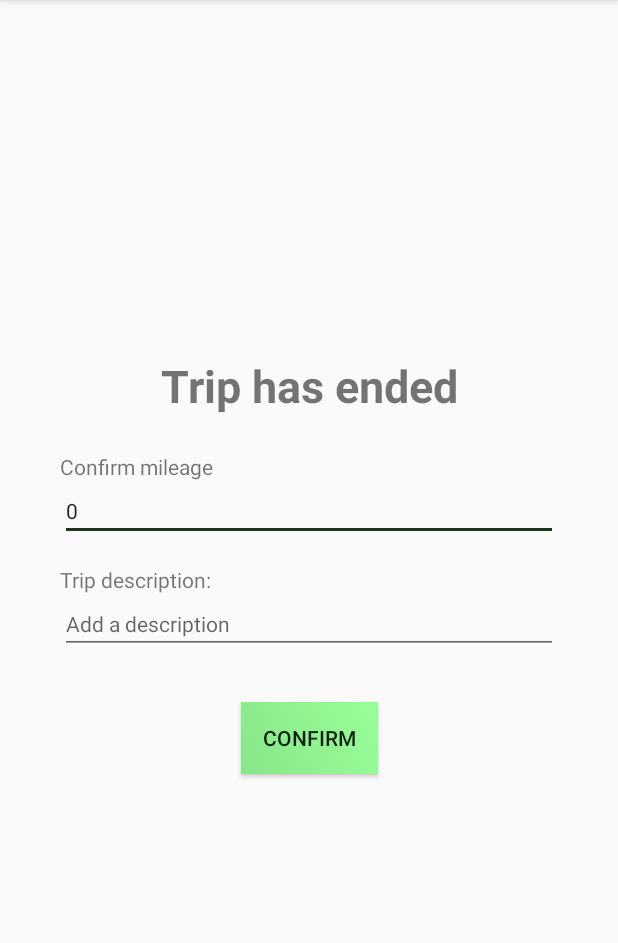
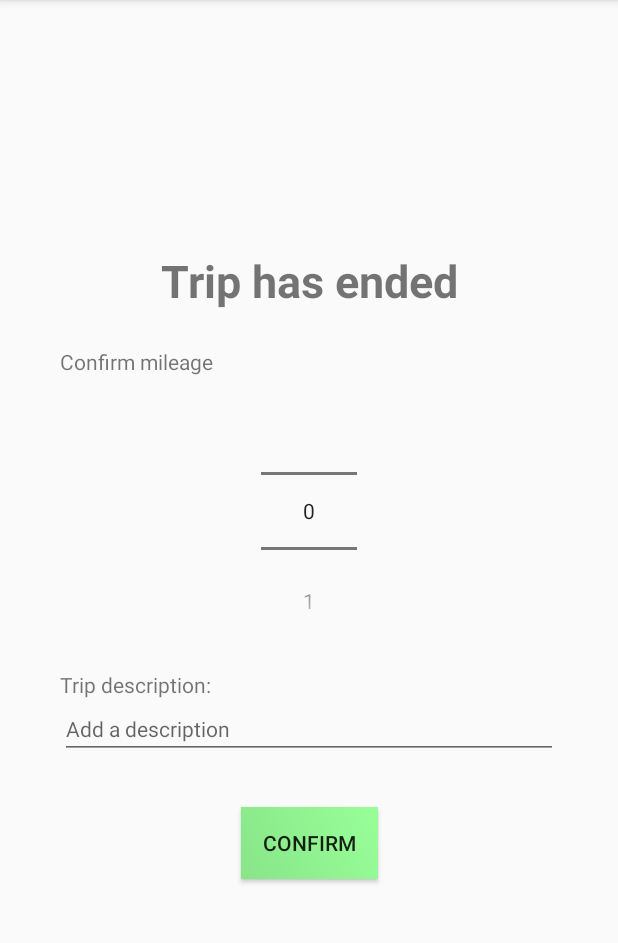
Before and after one commit to Lyr-7D1h/asodo, an Android app: the Endroute screen opened directly, with no data from a screen before it, on a phone screen of 412 x 824 dp, the part 84-1027 px from its top. Run offline under Robolectric (Android 15) with nearby library versions, the phone set to English and light mode, and no system bars; 2 statements that could not run were skipped.

Commit message:
Change mileage input to number pickers

```diff
--- a/app/src/main/java/com/example/ninja/Controllers/Routetracking/Endroute.java
+++ b/app/src/main/java/com/example/ninja/Controllers/Routetracking/Endroute.java
@@ -6,6 +6,7 @@ import android.os.Bundle;
 import android.view.View;
 import android.widget.Button;
 import android.widget.EditText;
+import android.widget.NumberPicker;
 import android.widget.Toast;
 
 import com.example.ninja.Domain.Global;
@@ -15,16 +16,18 @@ import com.example.ninja.R;
 
 public class Endroute extends AppCompatActivity {
 
-    private EditText kmend;
-
     @Override
     protected void onCreate(Bundle savedInstanceState) {
         super.onCreate(savedInstanceState);
         setContentView(R.layout.activity_end_route);
 
         // Init
-        kmend = findViewById(R.id.kmend);
         Trip currentTrip = ((Global) this.getApplication()).getTrip();
+
+        // Init number picker
+        ((NumberPicker) findViewById(R.id.npEnd)).setWrapSelectorWheel(false);
+        ((NumberPicker) findViewById(R.id.npEnd)).setMinValue(0);
+        ((NumberPicker) findViewById(R.id.npEnd)).setMaxValue(1000000);
 
         // Fill field
         fillEstimation();
@@ -41,7 +44,7 @@ public class Endroute extends AppCompatActivity {
 
     public void fillEstimation() {
         Trip currentTrip = ((Global) this.getApplication()).getTrip();
-        kmend.setText(String.valueOf(currentTrip.getMileageStarted() + currentTrip.getEstimatedKMDriven()));
+        ((NumberPicker) findViewById(R.id.npEnd)).setValue(currentTrip.getMileageStarted() + currentTrip.getEstimatedKMDriven());
     }
 
     public void onEndButtonClick(View v) {
@@ -80,7 +83,7 @@ public class Endroute extends AppCompatActivity {
         }
 
         // Get final mileage
-        String finalMileage = kmend.getText().toString();
+        String finalMileage = String.valueOf(((NumberPicker) findViewById(R.id.npEnd)).getValue());
         if(!validateMileage(finalMileage)) {
             return false;
         }
--- a/app/src/main/res/layout/activity_end_route.xml
+++ b/app/src/main/res/layout/activity_end_route.xml
@@ -42,21 +42,20 @@
                 android:text="@string/confirm_km"
                 android:textAlignment="textStart" />
 
-            <EditText
-                android:id="@+id/kmend"
+            <android.support.constraint.ConstraintLayout
                 android:layout_width="match_parent"
-                android:layout_height="wrap_content"
-                android:inputType="number"
-                android:text="@string/zero"
-                android:textAlignment="textStart"
-                android:textSize="14sp"
-                app:layout_constraintBottom_toBottomOf="parent"
-                app:layout_constraintEnd_toEndOf="parent"
-                app:layout_constraintStart_toStartOf="parent"
-                app:layout_constraintTop_toTopOf="parent"
-                android:hint="@string/route_km_hint"
-                android:importantForAutofill="no"
-                tools:targetApi="o" />
+                android:layout_height="wrap_content">
+
+                <NumberPicker
+                    android:id="@+id/npEnd"
+                    android:layout_width="wrap_content"
+                    android:layout_height="wrap_content"
+                    app:layout_constraintBottom_toBottomOf="parent"
+                    app:layout_constraintEnd_toEndOf="parent"
+                    app:layout_constraintStart_toStartOf="parent"
+                    app:layout_constraintTop_toTopOf="parent" />
+            </android.support.constraint.ConstraintLayout>
+
         </LinearLayout>
 
         <LinearLayout
```
Also changed, not shown: app/src/main/java/com/example/ninja/Controllers/Routetracking/Startroute.java (+12 -4 lines), app/src/main/res/layout/activity_start_route.xml (+13 -15 lines).
